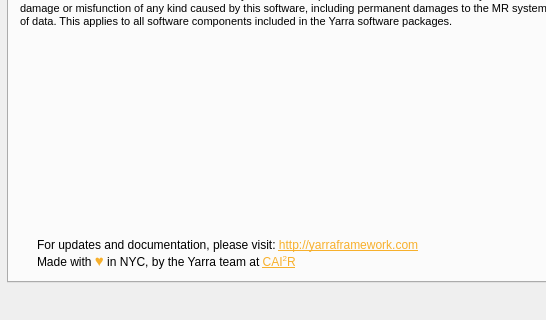
Before: the Qt Designer form CloudAgent/yca_mainwindow.ui in WillForan/yarraclient, drawn with Qt 5; both pictures show x 0 to 546 and y 108 to 428 of the 824 by 428 pixel window.
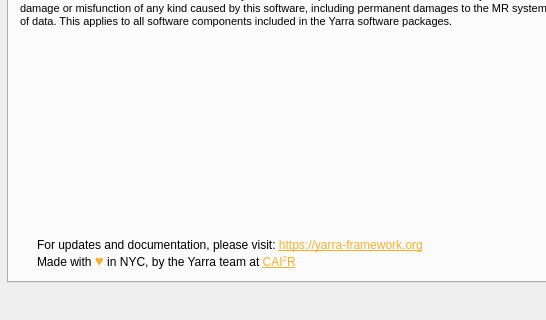
After: the same form once the commit is applied. The open tabs and pages were chosen to show the change. Icons and pictures are not drawn.

What changed in the file:
```diff
--- a/CloudAgent/yca_mainwindow.ui
+++ b/CloudAgent/yca_mainwindow.ui
@@ -837,7 +837,7 @@
           <item>
            <widget class="QLabel" name="label_16">
             <property name="text">
-             <string>&lt;html&gt;&lt;head/&gt;&lt;body&gt;&lt;p&gt;For updates and documentation, please visit: &lt;a href=&quot;http://yarraframework.com&quot;&gt;&lt;span style=&quot; text-decoration: underline; color:#F7B02C;&quot;&gt;http://yarraframework.com&lt;br/&gt;&lt;/span&gt;&lt;/a&gt;Made with &lt;span style=&quot; font-family:'arial'; font-size:15px; color:#F7B02C;&quot;&gt;♥&lt;/span&gt; in NYC, by the Yarra team at &lt;a href=&quot;http://cai2r.net&quot;&gt;&lt;span style=&quot; text-decoration: underline; color:#F7B02C;&quot;&gt;CAI&lt;/span&gt;&lt;/a&gt;&lt;a href=&quot;http://cai2r.net&quot;&gt;&lt;span style=&quot; text-decoration: underline; color:#F7B02C; vertical-align:super;&quot;&gt;2&lt;/span&gt;&lt;/a&gt;&lt;a href=&quot;http://cai2r.net&quot;&gt;&lt;span style=&quot; text-decoration: underline; color:#F7B02C;&quot;&gt;R&lt;/span&gt;&lt;/a&gt;&lt;/p&gt;&lt;/body&gt;&lt;/html&gt;</string>
+             <string>&lt;html&gt;&lt;head/&gt;&lt;body&gt;&lt;p&gt;For updates and documentation, please visit: &lt;a href=&quot;https://yarra-framework.org&quot;&gt;&lt;span style=&quot; text-decoration: underline; color:#f7b02c;&quot;&gt;https://yarra-framework.org&lt;br/&gt;&lt;/span&gt;&lt;/a&gt;Made with &lt;span style=&quot; font-family:'arial'; font-size:15px; color:#f7b02c;&quot;&gt;♥&lt;/span&gt; in NYC, by the Yarra team at &lt;a href=&quot;http://cai2r.net&quot;&gt;&lt;span style=&quot; text-decoration: underline; color:#f7b02c;&quot;&gt;CAI&lt;/span&gt;&lt;/a&gt;&lt;a href=&quot;http://cai2r.net&quot;&gt;&lt;span style=&quot; text-decoration: underline; color:#f7b02c; vertical-align:super;&quot;&gt;2&lt;/span&gt;&lt;/a&gt;&lt;a href=&quot;http://cai2r.net&quot;&gt;&lt;span style=&quot; text-decoration: underline; color:#f7b02c;&quot;&gt;R&lt;/span&gt;&lt;/a&gt;&lt;/p&gt;&lt;/body&gt;&lt;/html&gt;</string>
             </property>
             <property name="alignment">
              <set>Qt::AlignLeading|Qt::AlignLeft|Qt::AlignVCenter</set>
```
